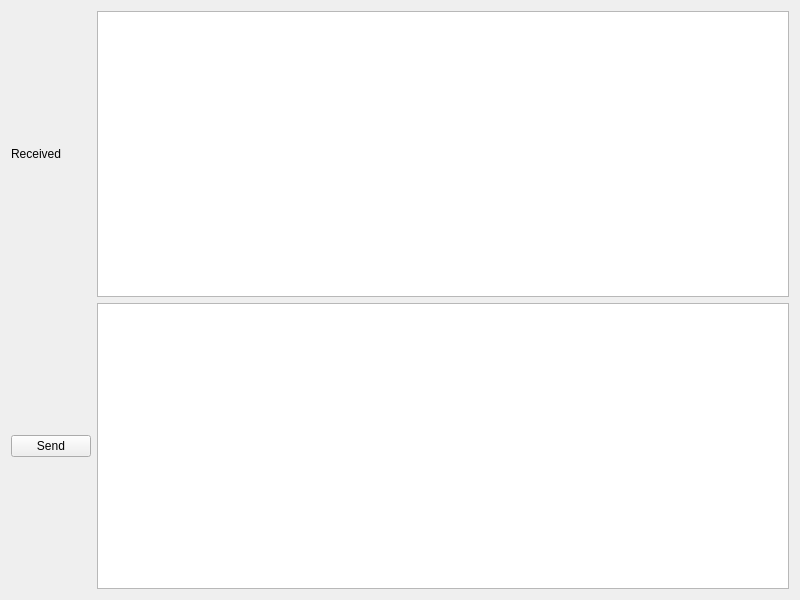
Qt form FileClient/clientwidget.ui (Che1012/qtFileServer) before a commit.
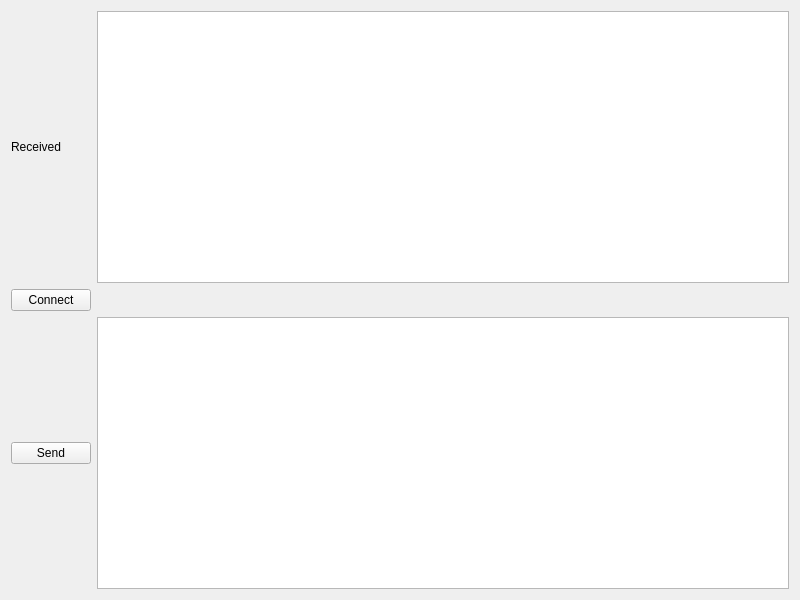
The same form after that commit.

The edit to the form file:
```diff
--- a/FileClient/clientwidget.ui
+++ b/FileClient/clientwidget.ui
@@ -14,13 +14,13 @@
    <string>ClientWidget</string>
   </property>
   <layout class="QGridLayout" name="gridLayout_2">
-   <item row="1" column="1">
+   <item row="2" column="1">
     <widget class="QTextEdit" name="textToSend"/>
    </item>
    <item row="0" column="1">
-    <widget class="QTextEdit" name="textReceived"/>
+    <widget class="QTextBrowser" name="textReceived"/>
    </item>
-   <item row="1" column="0">
+   <item row="2" column="0">
     <widget class="QPushButton" name="sendBtn">
      <property name="text">
       <string>Send</string>
@@ -34,6 +34,13 @@
      </property>
     </widget>
    </item>
+   <item row="1" column="0">
+    <widget class="QPushButton" name="connectBtn">
+     <property name="text">
+      <string>Connect</string>
+     </property>
+    </widget>
+   </item>
   </layout>
  </widget>
  <resources/>
```
